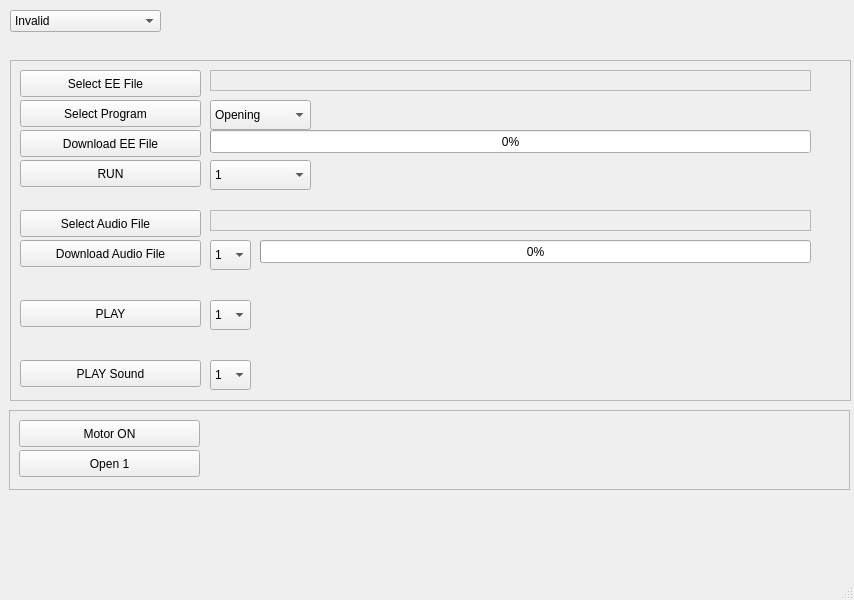
This is Qt/Nevol_DwTool/nevol_dwtool.ui in shinymetal6/A_os_Nevol_Presso_2025.01 as Qt 5 draws it before an edit. The edited form follows.
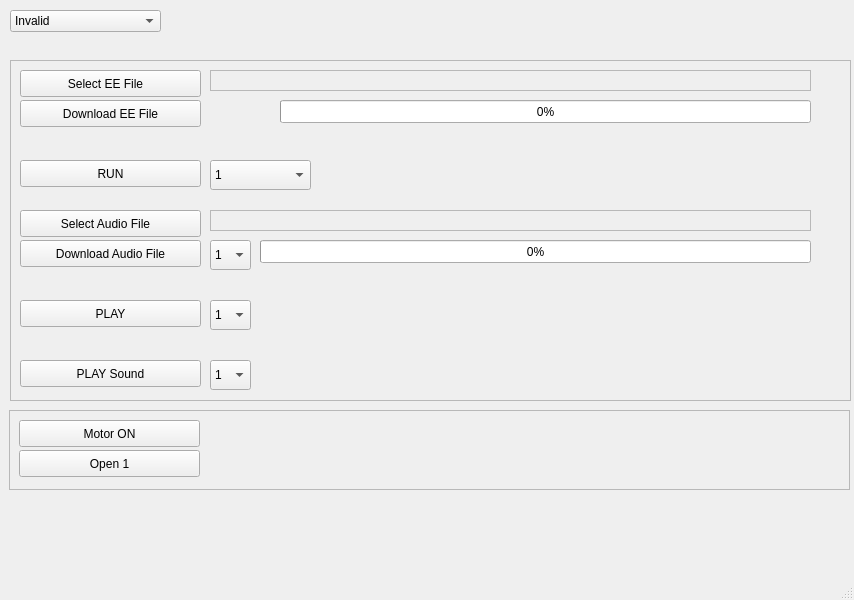
This is the edited form. Icons and pictures are not drawn.

```diff
--- a/Qt/Nevol_DwTool/nevol_dwtool.ui
+++ b/Qt/Nevol_DwTool/nevol_dwtool.ui
@@ -208,7 +208,7 @@
      <property name="geometry">
       <rect>
        <x>810</x>
-       <y>70</y>
+       <y>40</y>
        <width>22</width>
        <height>22</height>
       </rect>
@@ -223,24 +223,11 @@
       <bool>true</bool>
      </property>
     </widget>
-    <widget class="QPushButton" name="SelectProgram_pushButton">
-     <property name="geometry">
-      <rect>
-       <x>10</x>
-       <y>40</y>
-       <width>181</width>
-       <height>27</height>
-      </rect>
-     </property>
-     <property name="text">
-      <string>Select Program   </string>
-     </property>
-    </widget>
     <widget class="QPushButton" name="DownloadEEFile_pushButton">
      <property name="geometry">
       <rect>
        <x>10</x>
-       <y>70</y>
+       <y>40</y>
        <width>181</width>
        <height>27</height>
       </rect>
@@ -262,71 +249,6 @@
       <string>Select EE File   </string>
      </property>
     </widget>
-    <widget class="QComboBox" name="ProgramNumber_comboBox">
-     <property name="geometry">
-      <rect>
-       <x>200</x>
-       <y>40</y>
-       <width>101</width>
-       <height>30</height>
-      </rect>
-     </property>
-     <item>
-      <property name="text">
-       <string>Opening</string>
-      </property>
-     </item>
-     <item>
-      <property name="text">
-       <string>1</string>
-      </property>
-     </item>
-     <item>
-      <property name="text">
-       <string>2</string>
-      </property>
-     </item>
-     <item>
-      <property name="text">
-       <string>3</string>
-      </property>
-     </item>
-     <item>
-      <property name="text">
-       <string>4</string>
-      </property>
-     </item>
-     <item>
-      <property name="text">
-       <string>5</string>
-      </property>
-     </item>
-     <item>
-      <property name="text">
-       <string>6</string>
-      </property>
-     </item>
-     <item>
-      <property name="text">
-       <string>7</string>
-      </property>
-     </item>
-     <item>
-      <property name="text">
-       <string>8</string>
-      </property>
-     </item>
-     <item>
-      <property name="text">
-       <string>Closing</string>
-      </property>
-     </item>
-     <item>
-      <property name="text">
-       <string>Diag</string>
-      </property>
-     </item>
-    </widget>
     <widget class="QLabel" name="RXEE_label">
      <property name="enabled">
       <bool>true</bool>
@@ -371,9 +293,9 @@
     <widget class="QProgressBar" name="downloadEE_progressBar">
      <property name="geometry">
       <rect>
-       <x>200</x>
-       <y>70</y>
-       <width>601</width>
+       <x>270</x>
+       <y>40</y>
+       <width>531</width>
        <height>23</height>
       </rect>
      </property>
@@ -656,6 +578,19 @@
       </property>
      </item>
     </widget>
+    <widget class="QLabel" name="PRGNUM_label">
+     <property name="geometry">
+      <rect>
+       <x>200</x>
+       <y>40</y>
+       <width>51</width>
+       <height>19</height>
+      </rect>
+     </property>
+     <property name="text">
+      <string/>
+     </property>
+    </widget>
    </widget>
    <widget class="QFrame" name="frame_2">
     <property name="geometry">
```
